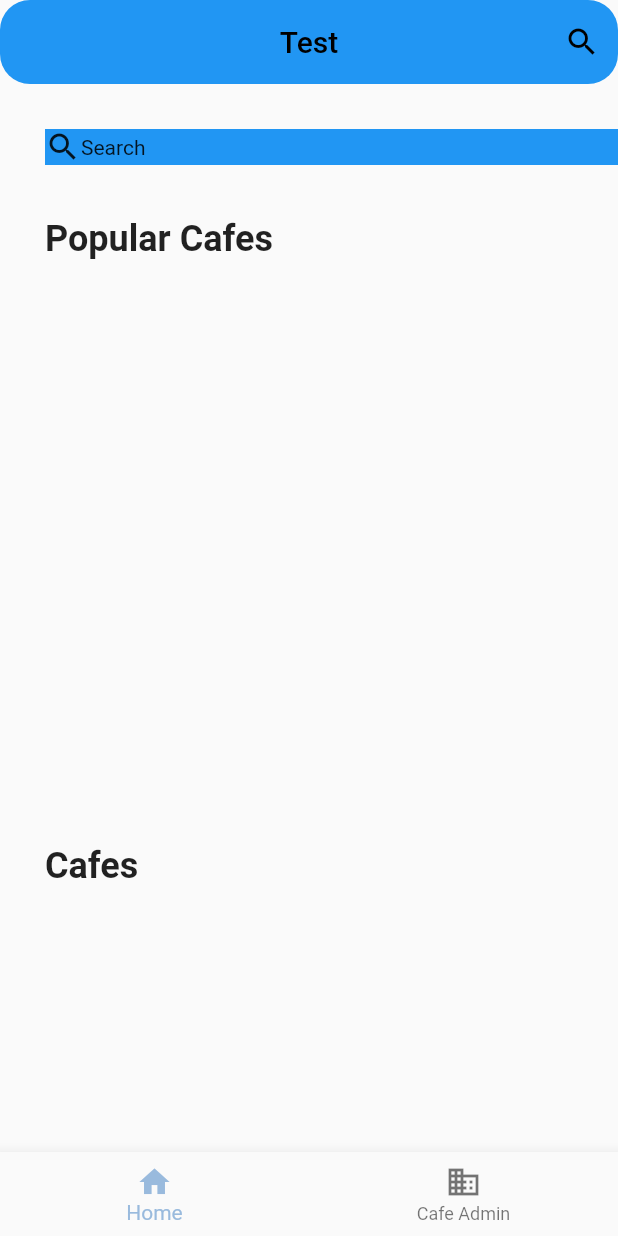
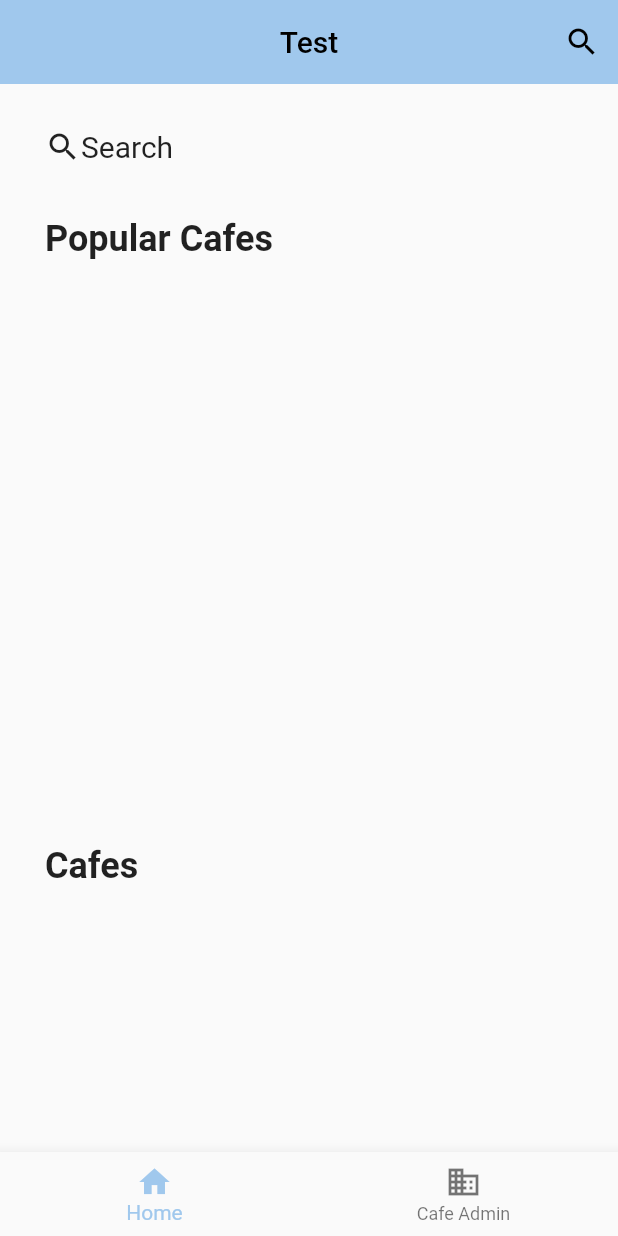
Before and after one commit to yangrchen/comp523-cafe-reservation, a Flutter app: the screen it shows after launch, on a phone screen of 412 x 824 dp. Run offline on Flutter 3.47's test engine with Material 2 defaults, Android fonts, the phone set to English and light mode, and no system bars; our stand-ins replace cloud_firestore, firebase_core; accounts and stored records are empty.

Commit message:
Refactoring color theme data; creating cafe info

```diff
--- a/cafe_reservation/lib/main.dart
+++ b/cafe_reservation/lib/main.dart
@@ -39,7 +39,12 @@ class _AppState extends State<App> {
               debugShowCheckedModeBanner: false,
               title: 'Cafe Reservation System',
               theme: ThemeData(
-              primarySwatch: Utils.carolinaBlue,
+                colorScheme: ColorScheme.fromSwatch(
+                  primarySwatch: Utils.createMaterialColor(
+                    Color(0xFFA0C8ED),
+                  ),
+                ),
+                primaryColor: Color(0xFFA0C8ED),
               ),
               home: Scaffold(
                 body: _widgetOptions.elementAt(_selectedIndex),
@@ -55,14 +60,12 @@ class _AppState extends State<App> {
                     ),
                   ],
                   currentIndex: _selectedIndex,
-                selectedItemColor: Utils.carolinaBlue,
                   onTap: _onItemTapped,
                 ),
               ),
             );
           }
           return const CircularProgressIndicator();
-        }
-    );
+        });
   }
 }
--- a/cafe_reservation/lib/pages/home_page.dart
+++ b/cafe_reservation/lib/pages/home_page.dart
@@ -1,6 +1,7 @@
 import 'package:cafe_reservation/widgets/cafe_list.dart';
 import 'package:cafe_reservation/widgets/cafe_search.dart';
 import 'package:flutter/material.dart';
+
 class HomePage extends StatefulWidget {
   const HomePage({Key? key}) : super(key: key);
 
@@ -12,15 +13,17 @@ class _HomePageState extends State<HomePage> {
   Widget _searchBar(BuildContext context) {
     return Container(
       width: 100,
-      color: Colors.blue,
       child: Row(
         children: <Widget>[
           Icon(Icons.search),
           GestureDetector(
             onTap: () {
-              // log('tapped');
+              showSearch(context: context, delegate: CafeSearch());
             },
-            child: Text('Search'),
+            child: Text(
+              'Search',
+              style: TextStyle(fontSize: 20),
+            ),
           ),
         ],
       ),
@@ -46,11 +49,6 @@ class _HomePageState extends State<HomePage> {
       appBar: AppBar(
         title: const Text(title),
         elevation: 0,
-        backgroundColor: Colors.blue,
-        foregroundColor: Colors.black,
-        shape: RoundedRectangleBorder(
-          borderRadius: BorderRadius.circular(20),
-        ),
         centerTitle: true,
         actions: [
           IconButton(
--- a/cafe_reservation/lib/utils.dart
+++ b/cafe_reservation/lib/utils.dart
@@ -3,19 +3,25 @@ import 'dart:collection';
 import 'package:flutter/material.dart';
 
 class Utils {
-  static Map<int, Color> color = {
-    50: const Color.fromRGBO(153, 186, 221, .1),
-    100: const Color.fromRGBO(153, 186, 221, .2),
-    200: const Color.fromRGBO(153, 186, 221, .3),
-    300: const Color.fromRGBO(153, 186, 221, .4),
-    400: const Color.fromRGBO(153, 186, 221, .5),
-    500: const Color.fromRGBO(153, 186, 221, .6),
-    600: const Color.fromRGBO(153, 186, 221, .7),
-    700: const Color.fromRGBO(153, 186, 221, .8),
-    800: const Color.fromRGBO(153, 186, 221, .9),
-    900: const Color.fromRGBO(153, 186, 221, 1),
-  };
-  static MaterialColor carolinaBlue = MaterialColor(0xFF99badd, color);
+  static MaterialColor createMaterialColor(Color color) {
+    List strengths = <double>[.05];
+    final swatch = <int, Color>{};
+    final int r = color.red, g = color.green, b = color.blue;
+
+    for (int i = 1; i < 10; i++) {
+      strengths.add(0.1 * i);
+    }
+    strengths.forEach((strength) {
+      final double ds = 0.5 - strength;
+      swatch[(strength * 1000).round()] = Color.fromRGBO(
+        r + ((ds < 0 ? r : (255 - r)) * ds).round(),
+        g + ((ds < 0 ? g : (255 - g)) * ds).round(),
+        b + ((ds < 0 ? b : (255 - b)) * ds).round(),
+        1,
+      );
+    });
+    return MaterialColor(color.value, swatch);
+  }
 }
 
 class Defaultdict<K, V> extends MapBase<K, V> {
```
Also changed, not shown: cafe_reservation/lib/cafe_info.dart (deleted, +0 -23 lines), cafe_reservation/lib/widgets/cafe_info.dart (added, +38 -0 lines), cafe_reservation/lib/widgets/cafe_list.dart (+1 -6 lines). Lines whose indentation alone changed are shown as unchanged.
